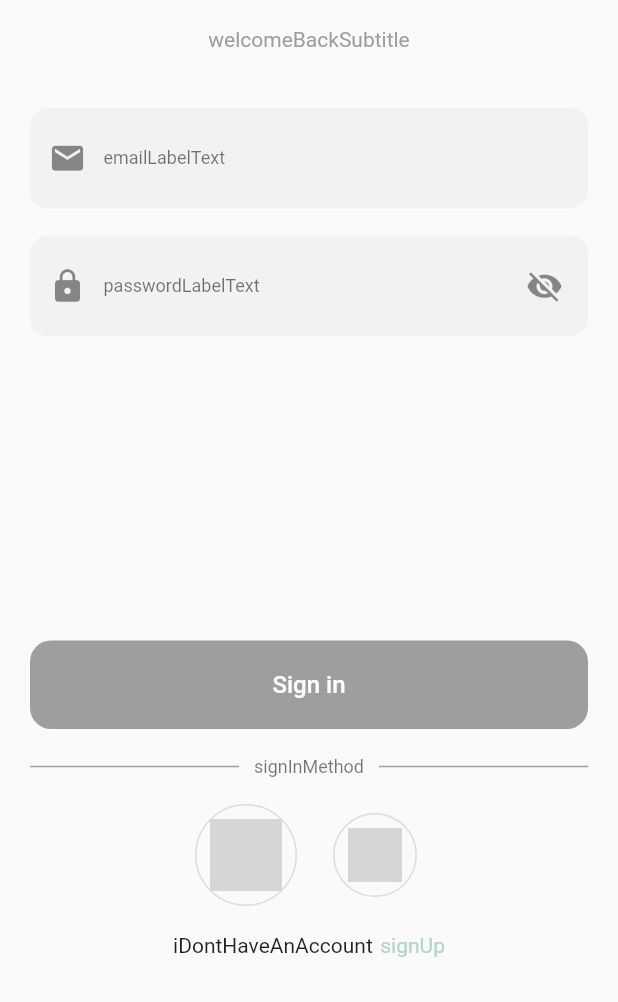
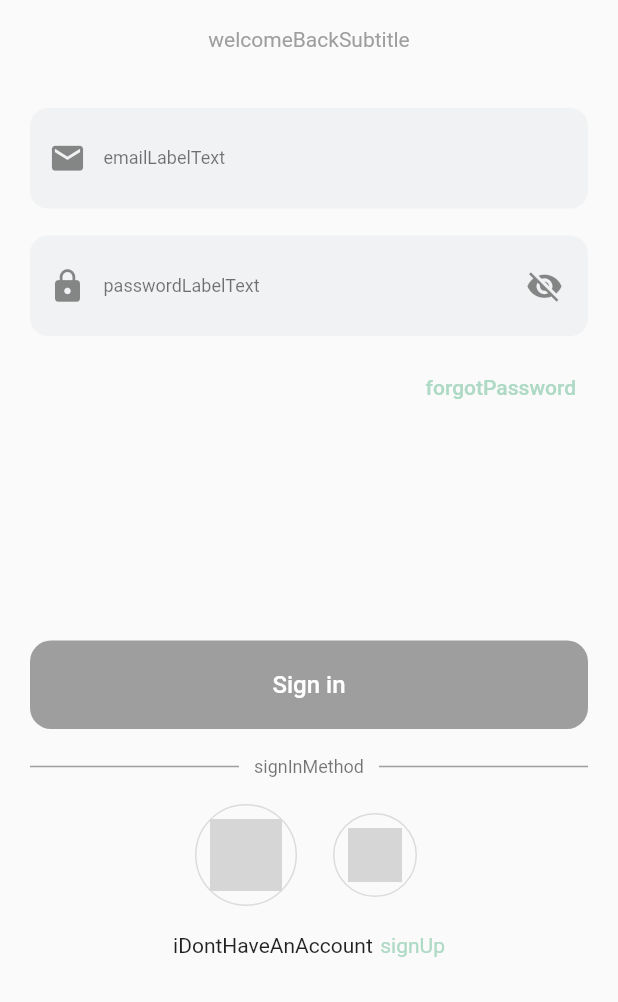
Before and after one commit to FluSett/exminses, a Flutter app: the screen it shows after launch, after a tap on "Sign in", on a phone screen of 412 x 824 dp, the part 234-1236 px from its top. Run offline on Flutter 3.47's test engine with Material 2 defaults, Android fonts, the phone set to English and light mode, and no system bars; our stand-ins replace bloc, dartz, device_preview, equatable, firebase_auth, firebase_core and 8 more; missing offline and left inert: colorful_iconify_flutter, flutter_facebook_auth, iconify_flutter; accounts and stored records are empty; generated files the repository leaves out were written again; grey boxes are pictures that could not be loaded.

Commit message:
ForgotPassword button & SafeArea

```diff
--- a/lib/src/features/sign_in/ui/sign_in_page.dart
+++ b/lib/src/features/sign_in/ui/sign_in_page.dart
@@ -8,6 +8,7 @@ import '../../../core/cubit/validation/validation_cubit.dart';
 import '../../../core/dependency_injection.dart';
 import '../../../core/service/navigation_service.dart';
 import '../../../core/view/widgets/authentication_form_field.dart';
+import '../../../core/view/widgets/snackbars.dart';
 import '../../../localization.i18n.dart';
 import '../../authentication/bloc/authentication_bloc.dart';
 import '../../welcome/ui/another_way.dart';
@@ -34,7 +35,8 @@ class SignInPage extends HookWidget {
     final validationCubit = context.read<ValidationCubit>();
 
     return Scaffold(
-      body: SingleChildScrollView(
+      body: SafeArea(
+        child: SingleChildScrollView(
           padding: EdgeInsets.fromLTRB(
             paddingFromLTRB[0],
             paddingFromLTRB[1],
@@ -88,6 +90,31 @@ class SignInPage extends HookWidget {
                     );
                   },
                 ),
+                const SizedBox(
+                  height: 10,
+                ),
+                Align(
+                  alignment: Alignment.centerRight,
+                  child: StreamBuilder(
+                    stream: validationCubit.emailStream,
+                    builder: (context, snapshot) {
+                      return TextButton(
+                        onPressed: () => snapshot.hasData
+                            ? context.read<AuthenticationBloc>().add(
+                                AuthenticationEvent.sendPasswordReset(
+                                    validationCubit.email))
+                            : showErrorSnackBar(context, error.i18n),
+                        child: Text(
+                          forgotPassword.i18n,
+                          style: TextStyle(
+                            color: appColorsCubit.state.filledButton,
+                            fontSize: 14,
+                          ),
+                        ),
+                      );
+                    },
+                  ),
+                ),
                 isKeyboard ? const Spacer() : const SizedBox(height: 40),
                 StreamBuilder(
                   stream: validationCubit.validateFormSignIn,
@@ -129,6 +156,7 @@ class SignInPage extends HookWidget {
             ),
           ),
         ),
+      ),
     );
   }
 }
```
Lines whose indentation alone changed are shown as unchanged.
